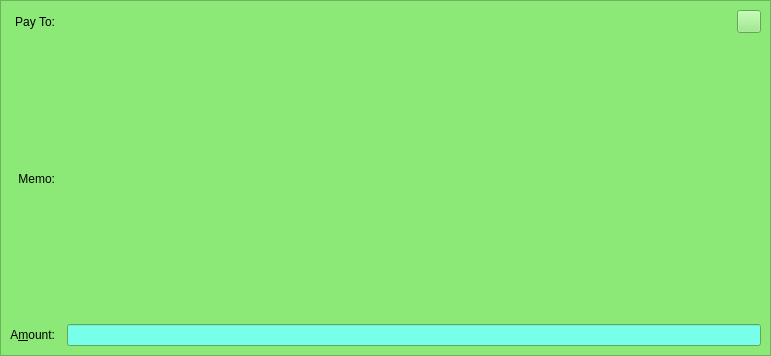
This is src/qt/forms/sendcoinsentry.ui in pedrorv0106/DAPS as Qt 5 draws it before an edit. The edited form follows.
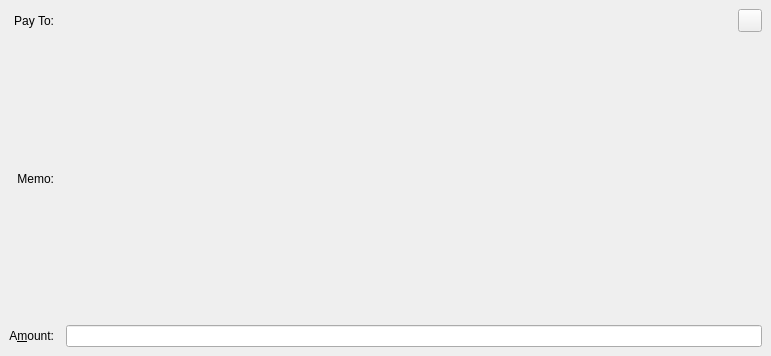
This is the edited form. The open tabs and pages were chosen to show the change. Icons and pictures are not drawn. Custom widgets are drawn as their Qt base class.

```diff
--- a/src/qt/forms/sendcoinsentry.ui
+++ b/src/qt/forms/sendcoinsentry.ui
@@ -681,460 +681,9 @@
    </layout>
   </widget>
   <widget class="QFrame" name="SendCoins_SecurePaymentRequest">
-   <property name="palette">
-    <palette>
-     <active>
-      <colorrole role="WindowText">
-       <brush brushstyle="SolidPattern">
-        <color alpha="255">
-         <red>0</red>
-         <green>0</green>
-         <blue>0</blue>
-        </color>
-       </brush>
-      </colorrole>
-      <colorrole role="Button">
-       <brush brushstyle="SolidPattern">
-        <color alpha="255">
-         <red>140</red>
-         <green>232</green>
-         <blue>119</blue>
-        </color>
-       </brush>
-      </colorrole>
-      <colorrole role="Light">
-       <brush brushstyle="SolidPattern">
-        <color alpha="255">
-         <red>230</red>
-         <green>255</green>
-         <blue>224</blue>
-        </color>
-       </brush>
-      </colorrole>
-      <colorrole role="Midlight">
-       <brush brushstyle="SolidPattern">
-        <color alpha="255">
-         <red>185</red>
-         <green>243</green>
-         <blue>171</blue>
-        </color>
-       </brush>
-      </colorrole>
-      <colorrole role="Dark">
-       <brush brushstyle="SolidPattern">
-        <color alpha="255">
-         <red>70</red>
-         <green>116</green>
-         <blue>59</blue>
-        </color>
-       </brush>
-      </colorrole>
-      <colorrole role="Mid">
-       <brush brushstyle="SolidPattern">
-        <color alpha="255">
-         <red>93</red>
-         <green>155</green>
-         <blue>79</blue>
-        </color>
-       </brush>
-      </colorrole>
-      <colorrole role="Text">
-       <brush brushstyle="SolidPattern">
-        <color alpha="255">
-         <red>0</red>
-         <green>0</green>
-         <blue>0</blue>
-        </color>
-       </brush>
-      </colorrole>
-      <colorrole role="BrightText">
-       <brush brushstyle="SolidPattern">
-        <color alpha="255">
-         <red>155</red>
-         <green>255</green>
-         <blue>147</blue>
-        </color>
-       </brush>
-      </colorrole>
-      <colorrole role="ButtonText">
-       <brush brushstyle="SolidPattern">
-        <color alpha="255">
-         <red>0</red>
-         <green>0</green>
-         <blue>0</blue>
-        </color>
-       </brush>
-      </colorrole>
-      <colorrole role="Base">
-       <brush brushstyle="SolidPattern">
-        <color alpha="255">
-         <red>119</red>
-         <green>255</green>
-         <blue>233</blue>
-        </color>
-       </brush>
-      </colorrole>
-      <colorrole role="Window">
-       <brush brushstyle="SolidPattern">
-        <color alpha="255">
-         <red>140</red>
-         <green>232</green>
-         <blue>119</blue>
-        </color>
-       </brush>
-      </colorrole>
-      <colorrole role="Shadow">
-       <brush brushstyle="SolidPattern">
-        <color alpha="255">
-         <red>0</red>
-         <green>0</green>
-         <blue>0</blue>
-        </color>
-       </brush>
-      </colorrole>
-      <colorrole role="AlternateBase">
-       <brush brushstyle="SolidPattern">
-        <color alpha="255">
-         <red>197</red>
-         <green>243</green>
-         <blue>187</blue>
-        </color>
-       </brush>
-      </colorrole>
-      <colorrole role="NoRole">
-       <brush brushstyle="SolidPattern">
-        <color alpha="255">
-         <red>125</red>
-         <green>194</green>
-         <blue>122</blue>
-        </color>
-       </brush>
-      </colorrole>
-      <colorrole role="ToolTipBase">
-       <brush brushstyle="SolidPattern">
-        <color alpha="255">
-         <red>255</red>
-         <green>255</green>
-         <blue>220</blue>
-        </color>
-       </brush>
-      </colorrole>
-      <colorrole role="ToolTipText">
-       <brush brushstyle="SolidPattern">
-        <color alpha="255">
-         <red>0</red>
-         <green>0</green>
-         <blue>0</blue>
-        </color>
-       </brush>
-      </colorrole>
-     </active>
-     <inactive>
-      <colorrole role="WindowText">
-       <brush brushstyle="SolidPattern">
-        <color alpha="255">
-         <red>0</red>
-         <green>0</green>
-         <blue>0</blue>
-        </color>
-       </brush>
-      </colorrole>
-      <colorrole role="Button">
-       <brush brushstyle="SolidPattern">
-        <color alpha="255">
-         <red>140</red>
-         <green>232</green>
-         <blue>119</blue>
-        </color>
-       </brush>
-      </colorrole>
-      <colorrole role="Light">
-       <brush brushstyle="SolidPattern">
-        <color alpha="255">
-         <red>230</red>
-         <green>255</green>
-         <blue>224</blue>
-        </color>
-       </brush>
-      </colorrole>
-      <colorrole role="Midlight">
-       <brush brushstyle="SolidPattern">
-        <color alpha="255">
-         <red>185</red>
-         <green>243</green>
-         <blue>171</blue>
-        </color>
-       </brush>
-      </colorrole>
-      <colorrole role="Dark">
-       <brush brushstyle="SolidPattern">
-        <color alpha="255">
-         <red>70</red>
-         <green>116</green>
-         <blue>59</blue>
-        </color>
-       </brush>
-      </colorrole>
-      <colorrole role="Mid">
-       <brush brushstyle="SolidPattern">
-        <color alpha="255">
-         <red>93</red>
-         <green>155</green>
-         <blue>79</blue>
-        </color>
-       </brush>
-      </colorrole>
-      <colorrole role="Text">
-       <brush brushstyle="SolidPattern">
-        <color alpha="255">
-         <red>0</red>
-         <green>0</green>
-         <blue>0</blue>
-        </color>
-       </brush>
-      </colorrole>
-      <colorrole role="BrightText">
-       <brush brushstyle="SolidPattern">
-        <color alpha="255">
-         <red>155</red>
-         <green>255</green>
-         <blue>147</blue>
-        </color>
-       </brush>
-      </colorrole>
-      <colorrole role="ButtonText">
-       <brush brushstyle="SolidPattern">
-        <color alpha="255">
-         <red>0</red>
-         <green>0</green>
-         <blue>0</blue>
-        </color>
-       </brush>
-      </colorrole>
-      <colorrole role="Base">
-       <brush brushstyle="SolidPattern">
-        <color alpha="255">
-         <red>119</red>
-         <green>255</green>
-         <blue>233</blue>
-        </color>
-       </brush>
-      </colorrole>
-      <colorrole role="Window">
-       <brush brushstyle="SolidPattern">
-        <color alpha="255">
-         <red>140</red>
-         <green>232</green>
-         <blue>119</blue>
-        </color>
-       </brush>
-      </colorrole>
-      <colorrole role="Shadow">
-       <brush brushstyle="SolidPattern">
-        <color alpha="255">
-         <red>0</red>
-         <green>0</green>
-         <blue>0</blue>
-        </color>
-       </brush>
-      </colorrole>
-      <colorrole role="AlternateBase">
-       <brush brushstyle="SolidPattern">
-        <color alpha="255">
-         <red>197</red>
-         <green>243</green>
-         <blue>187</blue>
-        </color>
-       </brush>
-      </colorrole>
-      <colorrole role="NoRole">
-       <brush brushstyle="SolidPattern">
-        <color alpha="255">
-         <red>125</red>
-         <green>194</green>
-         <blue>122</blue>
-        </color>
-       </brush>
-      </colorrole>
-      <colorrole role="ToolTipBase">
-       <brush brushstyle="SolidPattern">
-        <color alpha="255">
-         <red>255</red>
-         <green>255</green>
-         <blue>220</blue>
-        </color>
-       </brush>
-      </colorrole>
-      <colorrole role="ToolTipText">
-       <brush brushstyle="SolidPattern">
-        <color alpha="255">
-         <red>0</red>
-         <green>0</green>
-         <blue>0</blue>
-        </color>
-       </brush>
-      </colorrole>
-     </inactive>
-     <disabled>
-      <colorrole role="WindowText">
-       <brush brushstyle="SolidPattern">
-        <color alpha="255">
-         <red>70</red>
-         <green>116</green>
-         <blue>59</blue>
-        </color>
-       </brush>
-      </colorrole>
-      <colorrole role="Button">
-       <brush brushstyle="SolidPattern">
-        <color alpha="255">
-         <red>140</red>
-         <green>232</green>
-         <blue>119</blue>
-        </color>
-       </brush>
-      </colorrole>
-      <colorrole role="Light">
-       <brush brushstyle="SolidPattern">
-        <color alpha="255">
-         <red>230</red>
-         <green>255</green>
-         <blue>224</blue>
-        </color>
-       </brush>
-      </colorrole>
-      <colorrole role="Midlight">
-       <brush brushstyle="SolidPattern">
-        <color alpha="255">
-         <red>185</red>
-         <green>243</green>
-         <blue>171</blue>
-        </color>
-       </brush>
-      </colorrole>
-      <colorrole role="Dark">
-       <brush brushstyle="SolidPattern">
-        <color alpha="255">
-         <red>70</red>
-         <green>116</green>
-         <blue>59</blue>
-        </color>
-       </brush>
-      </colorrole>
-      <colorrole role="Mid">
-       <brush brushstyle="SolidPattern">
-        <color alpha="255">
-         <red>93</red>
-         <green>155</green>
-         <blue>79</blue>
-        </color>
-       </brush>
-      </colorrole>
-      <colorrole role="Text">
-       <brush brushstyle="SolidPattern">
-        <color alpha="255">
-         <red>70</red>
-         <green>116</green>
-         <blue>59</blue>
-        </color>
-       </brush>
-      </colorrole>
-      <colorrole role="BrightText">
-       <brush brushstyle="SolidPattern">
-        <color alpha="255">
-         <red>155</red>
-         <green>255</green>
-         <blue>147</blue>
-        </color>
-       </brush>
-      </colorrole>
-      <colorrole role="ButtonText">
-       <brush brushstyle="SolidPattern">
-        <color alpha="255">
-         <red>70</red>
-         <green>116</green>
-         <blue>59</blue>
-        </color>
-       </brush>
-      </colorrole>
-      <colorrole role="Base">
-       <brush brushstyle="SolidPattern">
-        <color alpha="255">
-         <red>140</red>
-         <green>232</green>
-         <blue>119</blue>
-        </color>
-       </brush>
-      </colorrole>
-      <colorrole role="Window">
-       <brush brushstyle="SolidPattern">
-        <color alpha="255">
-         <red>140</red>
-         <green>232</green>
-         <blue>119</blue>
-        </color>
-       </brush>
-      </colorrole>
-      <colorrole role="Shadow">
-       <brush brushstyle="SolidPattern">
-        <color alpha="255">
-         <red>0</red>
-         <green>0</green>
-         <blue>0</blue>
-        </color>
-       </brush>
-      </colorrole>
-      <colorrole role="AlternateBase">
-       <brush brushstyle="SolidPattern">
-        <color alpha="255">
-         <red>140</red>
-         <green>232</green>
-         <blue>119</blue>
-        </color>
-       </brush>
-      </colorrole>
-      <colorrole role="NoRole">
-       <brush brushstyle="SolidPattern">
-        <color alpha="255">
-         <red>125</red>
-         <green>194</green>
-         <blue>122</blue>
-        </color>
-       </brush>
-      </colorrole>
-      <colorrole role="ToolTipBase">
-       <brush brushstyle="SolidPattern">
-        <color alpha="255">
-         <red>255</red>
-         <green>255</green>
-         <blue>220</blue>
-        </color>
-       </brush>
-      </colorrole>
-      <colorrole role="ToolTipText">
-       <brush brushstyle="SolidPattern">
-        <color alpha="255">
-         <red>0</red>
-         <green>0</green>
-         <blue>0</blue>
-        </color>
-       </brush>
-      </colorrole>
-     </disabled>
-    </palette>
-   </property>
-   <property name="toolTip">
-    <string>This is a verified payment request.</string>
-   </property>
    <property name="autoFillBackground">
     <bool>true</bool>
    </property>
-   <property name="frameShape">
-    <enum>QFrame::StyledPanel</enum>
-   </property>
-   <property name="frameShadow">
-    <enum>QFrame::Sunken</enum>
-   </property>
    <layout class="QGridLayout" name="gridLayout_s">
     <property name="spacing">
      <number>12</number>
```
Left out of the diff: 442 changed lines with no effect on the pictures.
